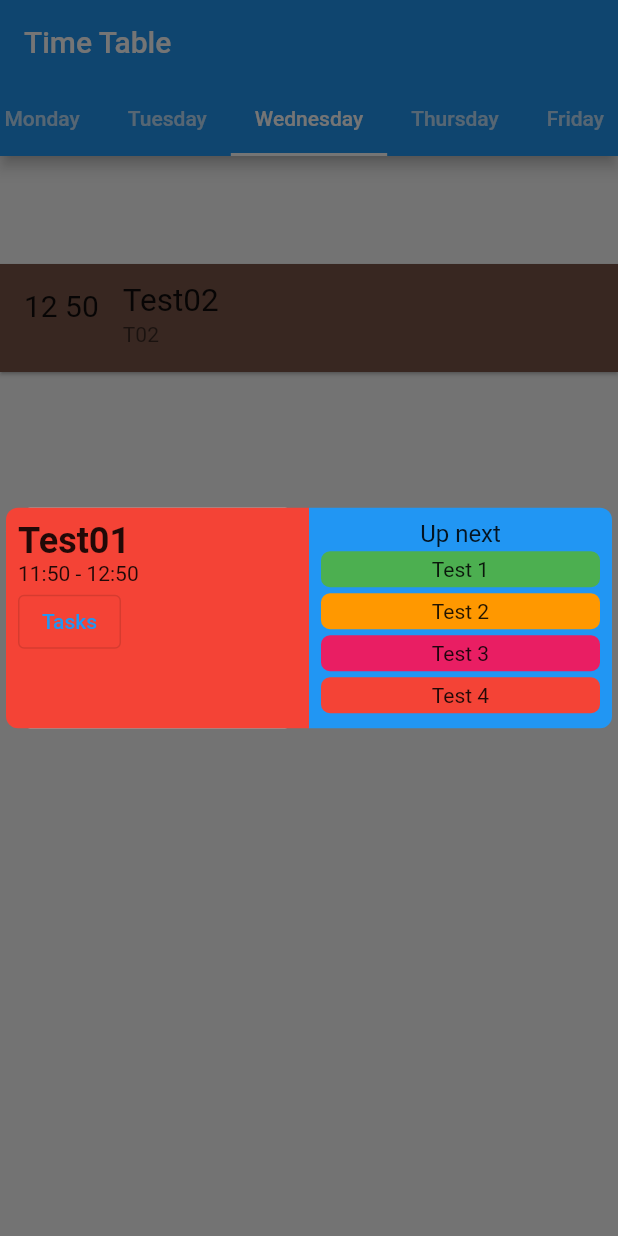
After one commit to PEC-CSS/Time-Table-App, a Flutter app: the screen it shows after launch, after a tap on an icon or button, on a phone screen of 412 x 824 dp. The commit adds this screen. Run offline on Flutter 3.47's test engine with Material 2 defaults, Android fonts, the phone set to English and light mode, and no system bars.

Commit message:
added popup on clicking subjects

```diff
--- /dev/null
+++ b/lib/heroDialogRoute.dart
@@ -0,0 +1,37 @@
+import 'package:flutter/material.dart';
+
+
+class HeroDialogRoute<T> extends PageRoute<T>{
+  HeroDialogRoute({
+    required WidgetBuilder builder,
+    RouteSettings settings = const RouteSettings(),
+    bool fullscreenDialog = false,
+  })  : _builder = builder,
+        super(settings: settings, fullscreenDialog: fullscreenDialog);
+
+  final WidgetBuilder _builder;
+
+  @override
+  bool get opaque => false;
+
+  @override
+  bool get barrierDismissible => true;
+
+  @override
+  Duration get transitionDuration => const Duration(milliseconds: 300);
+
+  @override
+  bool get maintainState => true;
+
+  @override
+  Color get barrierColor => Colors.black54;
+
+  @override
+  String get barrierLabel => "Popup dialog open";
+
+  @override
+  Widget buildPage(BuildContext context, Animation<double> animation,
+      Animation<double> secondaryAnimation){
+    return _builder(context);
+  }
+}
--- /dev/null
+++ b/lib/popupSubjectCard.dart
@@ -0,0 +1,140 @@
+import 'package:flutter/material.dart';
+
+import 'subject.dart';
+
+class PopupSubjectCard extends StatelessWidget {
+  const PopupSubjectCard({Key? key, required this.subject}) : super(key: key);
+
+  final Subject subject;
+
+  @override
+  Widget build(BuildContext context) {
+    return Center(
+      child: Material(
+        borderRadius: BorderRadius.circular(16.0),
+        color: Color.fromARGB(0, 0, 0, 0),
+        child: Padding(
+          padding: const EdgeInsets.all(4.0),
+          child: IntrinsicHeight(
+            child: Row(
+              mainAxisAlignment: MainAxisAlignment.center,
+              crossAxisAlignment: CrossAxisAlignment.stretch,
+              children: [
+                Expanded(
+                  child: Hero(
+                    tag: subject.code,
+                    child: Material(
+                      borderRadius: BorderRadius.circular(16.0),
+                      child: LeftBox(subject: subject)
+                    )
+                  ),
+                ),
+                Expanded(
+                  child: RightBox(), //TODO: This box appears abruptly, add a fade effect here
+                )
+              ],
+            ),
+          ),
+        ),
+      ),
+    );
+  }
+}
+
+
+class LeftBox extends StatelessWidget {
+  const LeftBox({
+    Key? key,
+    required this.subject,
+  }) : super(key: key);
+
+  final Subject subject;
+
+  @override
+  Widget build(BuildContext context) {
+    return Container(
+      padding: EdgeInsets.all(8.0),
+      decoration: BoxDecoration(
+          borderRadius: BorderRadius.only(
+            topLeft: Radius.circular(8.0),
+            bottomLeft: Radius.circular(8.0)
+          ),
+          color: Colors.red
+      ),
+      child: SingleChildScrollView(
+        child: Column(
+          //mainAxisSize: MainAxisSize.min,
+          mainAxisAlignment: MainAxisAlignment.spaceAround,
+          crossAxisAlignment: CrossAxisAlignment.start,
+          children: [
+            Text(
+              subject.name,
+              overflow: TextOverflow.ellipsis,
+              style: TextStyle(
+                  fontSize: 24,
+                  fontWeight: FontWeight.bold
+              ),
+            ),
+            Text("${subject.startTime.hour}:${subject.startTime.minute} - ${subject.startTime.add(subject.duration).hour}:${subject.startTime.add(subject.duration).minute}"),
+            OutlinedButton(onPressed: (){}, child: Text("Tasks"))
+          ],
+        ),
+      ),
+    );
+  }
+}
+
+
+class RightBox extends StatelessWidget {
+  const RightBox({
+    Key? key,
+  }) : super(key: key);
+
+  @override
+  Widget build(BuildContext context) {
+    return Container(
+      decoration: BoxDecoration(
+        color: Colors.blue,
+        borderRadius: BorderRadius.only(
+          topRight: Radius.circular(8.0),
+          bottomRight: Radius.circular(8.0),
+        )
+      ),
+      padding: EdgeInsets.all(8.0),
+      child: Column(
+        mainAxisSize: MainAxisSize.min,
+        mainAxisAlignment: MainAxisAlignment.spaceEvenly,
+        children: [
+          Text("Up next", style: TextStyle(fontSize: 16),),
+          UpcomingSubject(title: "Test 1", color: Colors.green,),
+          UpcomingSubject(title: "Test 2", color: Colors.orange),
+          UpcomingSubject(title: "Test 3", color: Colors.pink),
+          UpcomingSubject(title: "Test 4", color: Colors.red)
+        ],
+      )
+    );
+  }
+}
+
+
+class UpcomingSubject extends StatelessWidget {
+  const UpcomingSubject({
+    Key? key,
+    required this.title,
+    required this.color,
+  }) : super(key: key);
+
+  final String title;
+  final Color color;
+
+  @override
+  Widget build(BuildContext context) {
+    return Container(
+      margin: EdgeInsets.symmetric(vertical: 2.0),
+      padding: EdgeInsets.all(4.0),
+      child: Center(child: Text(title)),
+      decoration: BoxDecoration(color: color, borderRadius: BorderRadius.circular(6.0)),
+      width: double.maxFinite,
+    );
+  }
+}
--- a/lib/subjectCard.dart
+++ b/lib/subjectCard.dart
@@ -2,6 +2,8 @@ import 'package:flutter/material.dart';
 import 'dart:math';
 
 import 'subject.dart';
+import 'popupSubjectCard.dart';
+import 'heroDialogRoute.dart';
 
 class SubjectCard extends StatelessWidget {
   final Subject subject;
@@ -14,9 +16,15 @@ class SubjectCard extends StatelessWidget {
         ),
         super(key: key);
 
+  void openCard(BuildContext context){
+    Navigator.push(context, HeroDialogRoute(builder: (context) => PopupSubjectCard(subject: this.subject)));
+  }
+
   @override
   Widget build(BuildContext context) {
     return Center(
+      child: Hero(
+        tag: this.subject.code,
         child: Card(
           color: Colors.primaries[Random().nextInt(Colors.primaries.length)],
           margin: EdgeInsets.zero,
@@ -25,6 +33,8 @@ class SubjectCard extends StatelessWidget {
             leading: time,
             title: Text(subject.name, style: TextStyle(fontSize: 21),),
             subtitle: Text(subject.code),
+            onTap: () => openCard(context),
+          ),
         ),
       ),
     );
```
Lines whose indentation alone changed are shown as unchanged.
